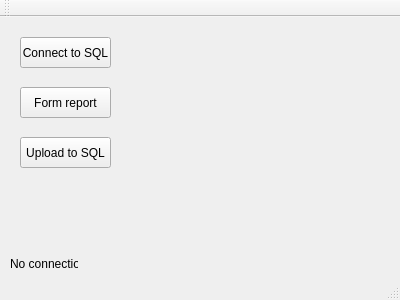
Qt form mainwindow.ui (roman25/SQL_SPIK) before a commit.
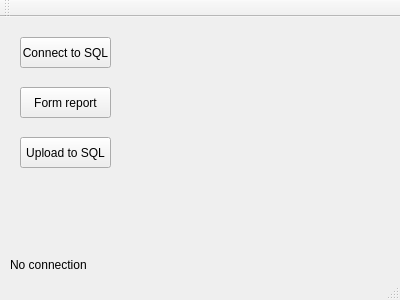
The same form after that commit.

Diff of the .ui file:
```diff
--- a/mainwindow.ui
+++ b/mainwindow.ui
@@ -58,8 +58,8 @@
      <rect>
       <x>10</x>
       <y>240</y>
-      <width>68</width>
-      <height>13</height>
+      <width>91</width>
+      <height>16</height>
      </rect>
     </property>
     <property name="text">
```
